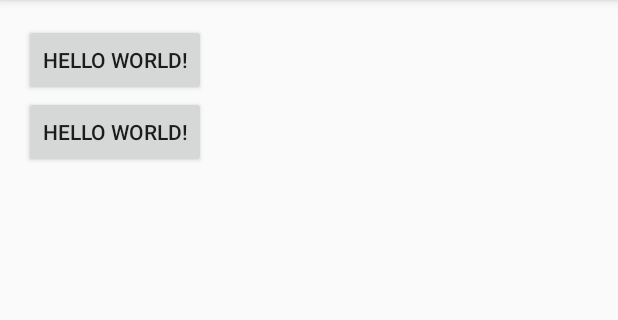
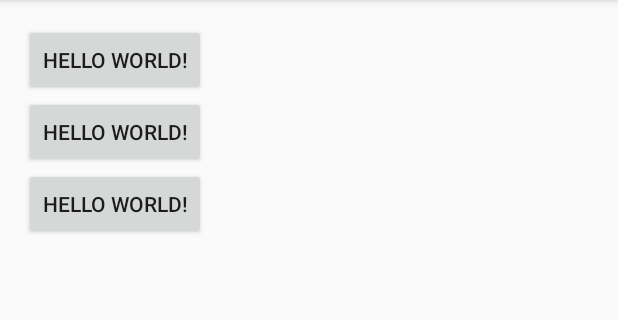
Before and after one commit to wtus/LeadLearningView, an Android app: the screen it shows after launch (MainActivity), on a phone screen of 412 x 824 dp, the part 84-404 px from its top. Run offline under Robolectric (Android 15) with nearby library versions, the phone set to English and light mode, and no system bars.

Commit message:
添加使用示例程序，完善View 逻辑

```diff
--- a/app/src/main/AndroidManifest.xml
+++ b/app/src/main/AndroidManifest.xml
@@ -15,7 +15,11 @@
                 <category android:name="android.intent.category.LAUNCHER"/>
             </intent-filter>
         </activity>
-        <activity android:name=".SimpleActivity">
+        <activity android:name=".SampleActivity">
+        </activity>
+        <activity android:name=".Sample1Activity">
+        </activity>
+        <activity android:name=".Sample2Activity">
         </activity>
     </application>
 
--- a/app/src/main/java/com/example/wuht/guidelearningview/BaseActivity.java
+++ b/app/src/main/java/com/example/wuht/guidelearningview/BaseActivity.java
@@ -7,6 +7,7 @@ import android.view.View;
 import android.widget.Button;
 import android.widget.ImageView;
 import android.widget.RelativeLayout;
+import android.widget.TextView;
 
 /**
  * Created by wuht on 2016/11/30.
@@ -18,6 +19,7 @@ public abstract class BaseActivity extends AppCompatActivity implements View.OnC
     protected ImageView mIvA3;
     protected Button mBtnA1;
     protected RelativeLayout mActivityMain;
+    protected TextView mSampleView;
 
     @Override
     protected void onCreate(@Nullable Bundle savedInstanceState) {
--- a/app/src/main/java/com/example/wuht/guidelearningview/MainActivity.java
+++ b/app/src/main/java/com/example/wuht/guidelearningview/MainActivity.java
@@ -14,6 +14,9 @@ public class MainActivity extends AppCompatActivity implements View.OnClickListe
     private Button btn_test;
     private RelativeLayout activity_main;
     private Button btn_test1;
+    private Button btn_test2;
+    private Button btn_test3;
+    private Button btn_test4;
 
     @Override
     protected void onCreate(Bundle savedInstanceState) {
@@ -31,20 +34,33 @@ public class MainActivity extends AppCompatActivity implements View.OnClickListe
         btn_test = (Button) findViewById(R.id.btn_test);
         btn_test1 = (Button) findViewById(R.id.btn_test1);
         btn_test.setOnClickListener(this);
+        btn_test1.setOnClickListener(this);
+        btn_test2 = (Button) findViewById(R.id.btn_test2);
+        btn_test2.setOnClickListener(this);
+        btn_test3 = (Button) findViewById(R.id.btn_test3);
+        btn_test3.setOnClickListener(this);
+        btn_test4 = (Button) findViewById(R.id.btn_test4);
+        btn_test4.setOnClickListener(this);
+
+        btn_test3.setVisibility(View.GONE);
+        btn_test4.setVisibility(View.GONE);
     }
 
     @Override
     public void onClick(View v) {
         switch (v.getId()) {
             case R.id.btn_test:
-//                LearningBuilder builder = new LearningBuilder();
-//                builder.setTargetView(v, btn_test1)
-//                        .setTargetType(LearningBuilder.SHAPE_ROUND_RECT)
-//                        .setDirectionViewId(R.layout.v_arrow, R.layout.v_arrow)
-//                        .setDirection(LearningBuilder.DIRECTION_DOWN, LearningBuilder.DIRECTION_UP)
-//                        .setPadding(10);
-//                builder.create().show(this);
-                startActivity(new Intent(MainActivity.this,SimpleActivity.class));
+                startActivity(new Intent(MainActivity.this, SampleActivity.class));
+                break;
+            case R.id.btn_test1:
+                startActivity(new Intent(MainActivity.this, Sample1Activity.class));
+                break;
+            case R.id.btn_test2:
+                startActivity(new Intent(MainActivity.this, Sample2Activity.class));
+                break;
+            case R.id.btn_test3:
+                break;
+            case R.id.btn_test4:
                 break;
         }
     }
--- a/app/src/main/java/com/example/wuht/guidelearningview/SimpleActivity.java
+++ b/app/src/main/java/com/example/wuht/guidelearningview/SampleActivity.java
@@ -2,7 +2,7 @@ package com.example.wuht.guidelearningview;
 
 import com.example.wuht.guidelearningview.LeadLearning.LearningBuilder;
 
-public class SimpleActivity extends BaseActivity {
+public class SampleActivity extends BaseActivity {
 
 
     @Override
--- a/app/src/main/res/layout/activity_main.xml
+++ b/app/src/main/res/layout/activity_main.xml
@@ -28,4 +28,37 @@
         android:layout_marginEnd="52dp"
         android:layout_marginRight="52dp"
         android:text="Hello World!"/>
+
+    <Button
+        android:id="@+id/btn_test2"
+        android:layout_width="wrap_content"
+        android:layout_height="wrap_content"
+        android:layout_alignParentEnd="true"
+        android:layout_alignParentRight="true"
+        android:layout_centerVertical="true"
+        android:layout_marginEnd="52dp"
+        android:layout_marginRight="52dp"
+        android:text="Hello World!"/>
+
+    <Button
+        android:id="@+id/btn_test3"
+        android:layout_width="wrap_content"
+        android:layout_height="wrap_content"
+        android:layout_alignParentEnd="true"
+        android:layout_alignParentRight="true"
+        android:layout_centerVertical="true"
+        android:layout_marginEnd="52dp"
+        android:layout_marginRight="52dp"
+        android:text="Hello World!"/>
+
+    <Button
+        android:id="@+id/btn_test4"
+        android:layout_width="wrap_content"
+        android:layout_height="wrap_content"
+        android:layout_alignParentEnd="true"
+        android:layout_alignParentRight="true"
+        android:layout_centerVertical="true"
+        android:layout_marginEnd="52dp"
+        android:layout_marginRight="52dp"
+        android:text="Hello World!"/>
 </LinearLayout>
```
Also changed, not shown: app/src/main/java/com/example/wuht/guidelearningview/LeadLearning/LeadView.java (+16 -1 lines), app/src/main/java/com/example/wuht/guidelearningview/Sample1Activity.java (added, +19 -0 lines), app/src/main/java/com/example/wuht/guidelearningview/Sample2Activity.java (added, +20 -0 lines), app/src/main/res/layout/activity_base.xml (+36 -35 lines), app/src/main/res/layout/v_sample_down.xml (added, +17 -0 lines), app/src/main/res/layout/v_sample_left.xml (added, +17 -0 lines), app/src/main/res/layout/v_sample_right.xml (added, +17 -0 lines), app/src/main/res/layout/v_sample_up.xml (added, +17 -0 lines).
